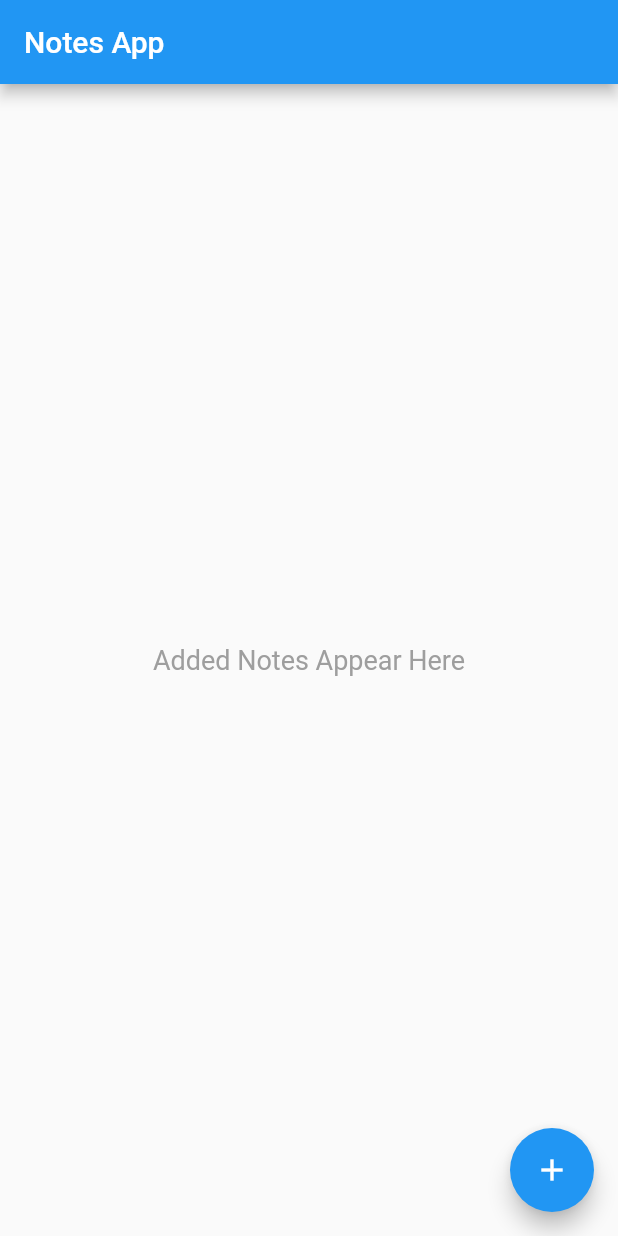
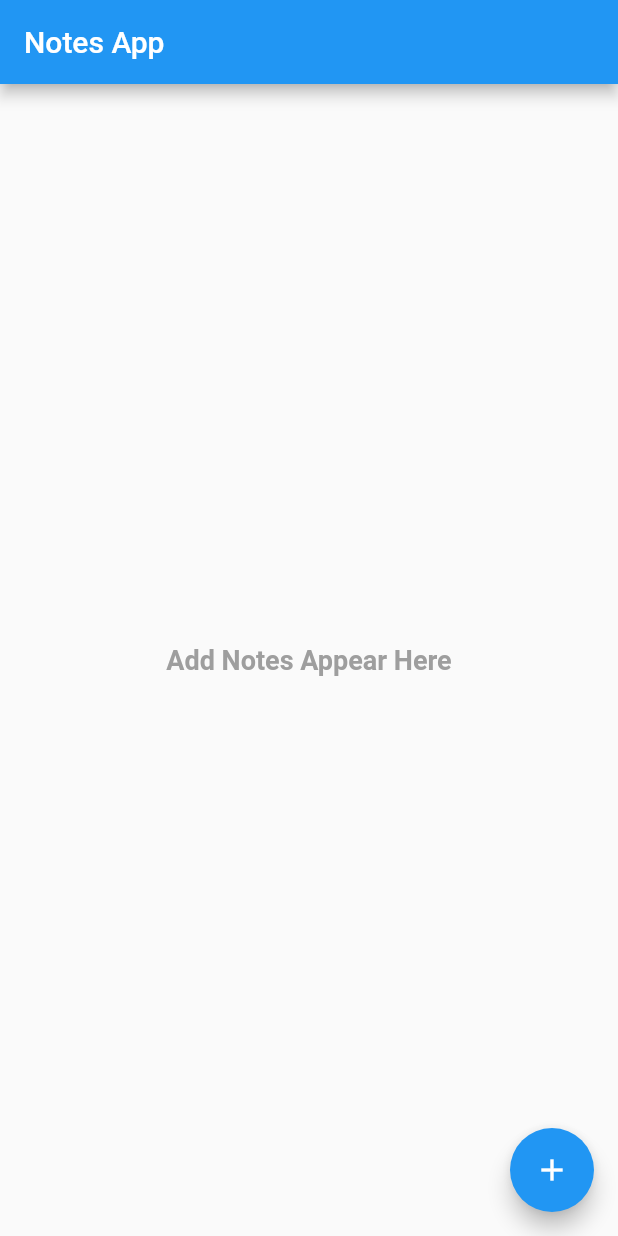
Before and after one commit to abdoahmed4900/notes-app-in-flutter, a Flutter app: the screen it shows after launch, on a phone screen of 412 x 824 dp. Run offline on Flutter 3.47's test engine with Material 2 defaults, Android fonts, the phone set to English and light mode, and no system bars; our stand-ins replace bloc, flutter_bloc, sqflite; accounts and stored records are empty.

Commit message:
empty notes

```diff
--- a/lib/logic/database_cubit/database_cubit.dart
+++ b/lib/logic/database_cubit/database_cubit.dart
@@ -45,6 +45,10 @@ class DatabaseCubit extends Cubit<DatabaseState> {
       notes = await getNotes(db);
     });
     emit(DatabaseCreated());
+
+    if (notes.isEmpty) {
+      emit(DatabaseEmpty());
+    }
 
     return database;
   }
--- a/lib/logic/database_cubit/database_states.dart
+++ b/lib/logic/database_cubit/database_states.dart
@@ -1,6 +1,8 @@
 class DatabaseState {}
 
 class DatabaseInitial extends DatabaseState {}
+
+class DatabaseEmpty extends DatabaseState {}
 
 class DatabaseCreated extends DatabaseState {}
 
--- a/lib/pages/show_notes_screen.dart
+++ b/lib/pages/show_notes_screen.dart
@@ -24,14 +24,19 @@ class NotesScreen extends StatelessWidget {
       body:
           BlocBuilder<DatabaseCubit, DatabaseState>(builder: (context, state) {
         final cubit = DatabaseCubit.get(context);
+
         if (cubit.notes.isEmpty) {
           return Center(
             child: Text(
-              'Added Notes Appear Here',
-              style: TextStyle(fontSize: 18, color: Colors.grey),
+              'Add Notes Appear Here',
+              style: TextStyle(
+                  fontSize: 18,
+                  fontWeight: FontWeight.bold,
+                  color: Colors.grey),
             ),
           );
         }
+
         return Padding(
           padding: const EdgeInsets.all(8.0),
           child: AlignedGridView.count(
```
